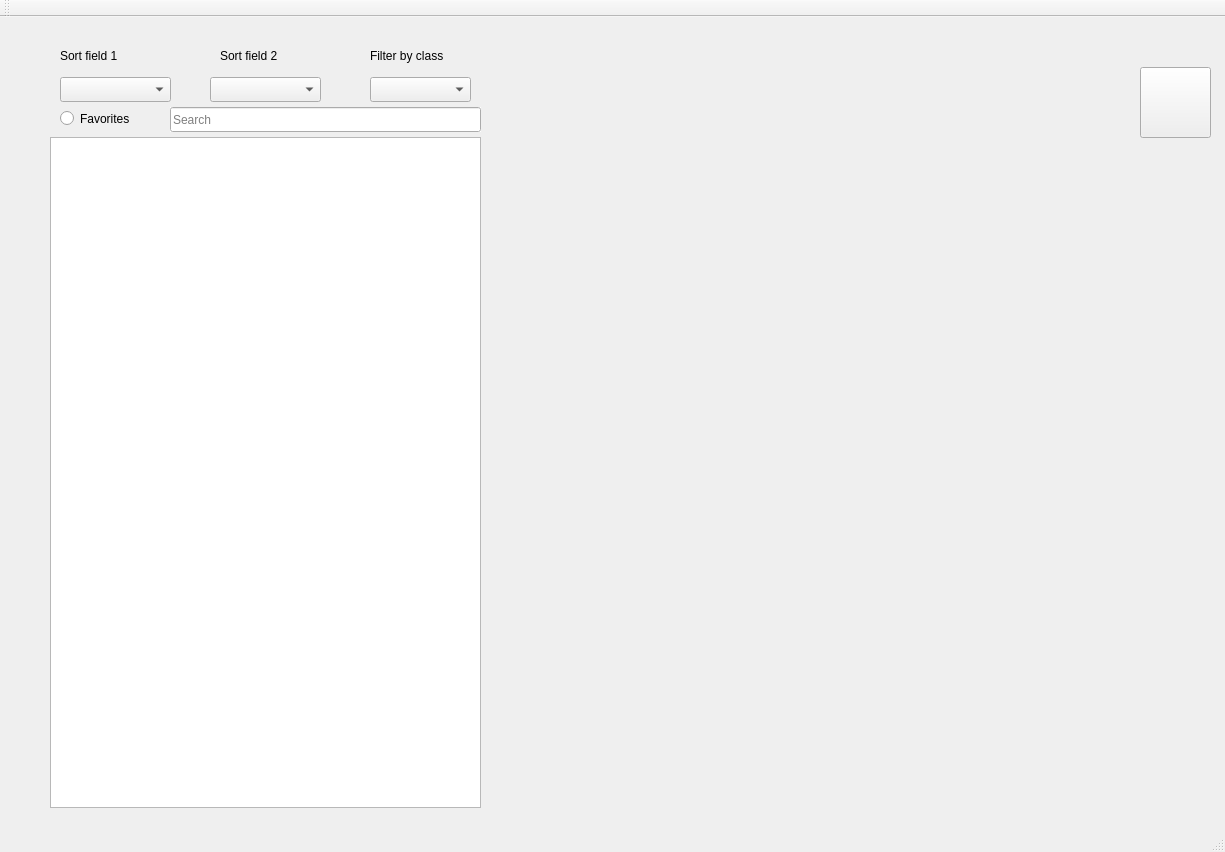
Qt form spellbook.ui (Carifio24/Spellbook) before a commit.
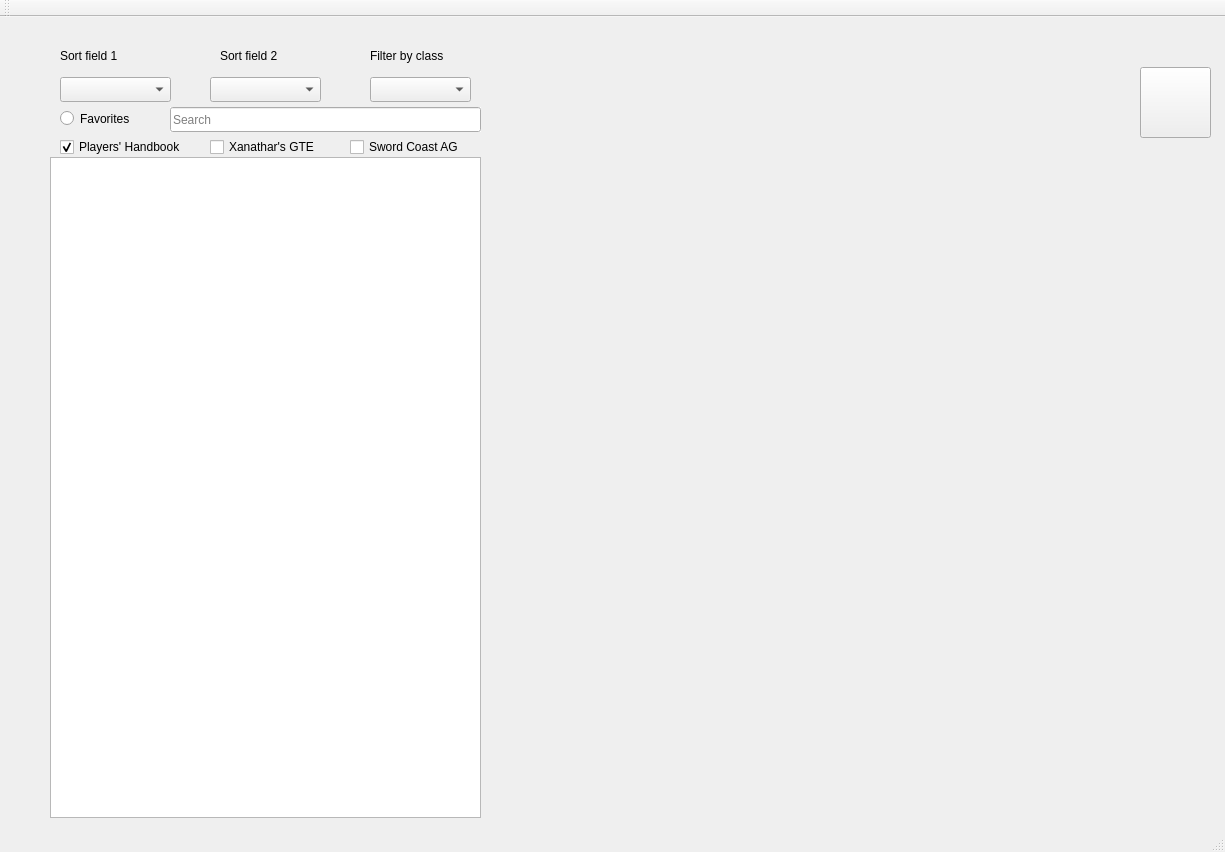
The same form after that commit.

The edit to the form file:
```diff
--- a/spellbook.ui
+++ b/spellbook.ui
@@ -18,9 +18,9 @@
     <property name="geometry">
      <rect>
       <x>50</x>
-      <y>120</y>
+      <y>140</y>
       <width>431</width>
-      <height>671</height>
+      <height>661</height>
      </rect>
     </property>
     <property name="lineWidth">
@@ -426,6 +426,69 @@
      <string>Search</string>
     </property>
    </widget>
+   <widget class="QCheckBox" name="phbCheckbox">
+    <property name="geometry">
+     <rect>
+      <x>60</x>
+      <y>120</y>
+      <width>141</width>
+      <height>20</height>
+     </rect>
+    </property>
+    <property name="mouseTracking">
+     <bool>false</bool>
+    </property>
+    <property name="focusPolicy">
+     <enum>Qt::ClickFocus</enum>
+    </property>
+    <property name="contextMenuPolicy">
+     <enum>Qt::DefaultContextMenu</enum>
+    </property>
+    <property name="text">
+     <string>Players' Handbook</string>
+    </property>
+    <property name="checked">
+     <bool>true</bool>
+    </property>
+   </widget>
+   <widget class="QCheckBox" name="xgeCheckbox">
+    <property name="geometry">
+     <rect>
+      <x>210</x>
+      <y>120</y>
+      <width>121</width>
+      <height>20</height>
+     </rect>
+    </property>
+    <property name="mouseTracking">
+     <bool>false</bool>
+    </property>
+    <property name="focusPolicy">
+     <enum>Qt::ClickFocus</enum>
+    </property>
+    <property name="text">
+     <string>Xanathar's GTE</string>
+    </property>
+   </widget>
+   <widget class="QCheckBox" name="scagCheckbox">
+    <property name="geometry">
+     <rect>
+      <x>350</x>
+      <y>120</y>
+      <width>121</width>
+      <height>20</height>
+     </rect>
+    </property>
+    <property name="mouseTracking">
+     <bool>false</bool>
+    </property>
+    <property name="focusPolicy">
+     <enum>Qt::ClickFocus</enum>
+    </property>
+    <property name="text">
+     <string>Sword Coast AG</string>
+    </property>
+   </widget>
   </widget>
   <widget class="QMenuBar" name="menuBar">
    <property name="geometry">
```
Left out of the diff: 2 changed lines with no effect on the pictures.
